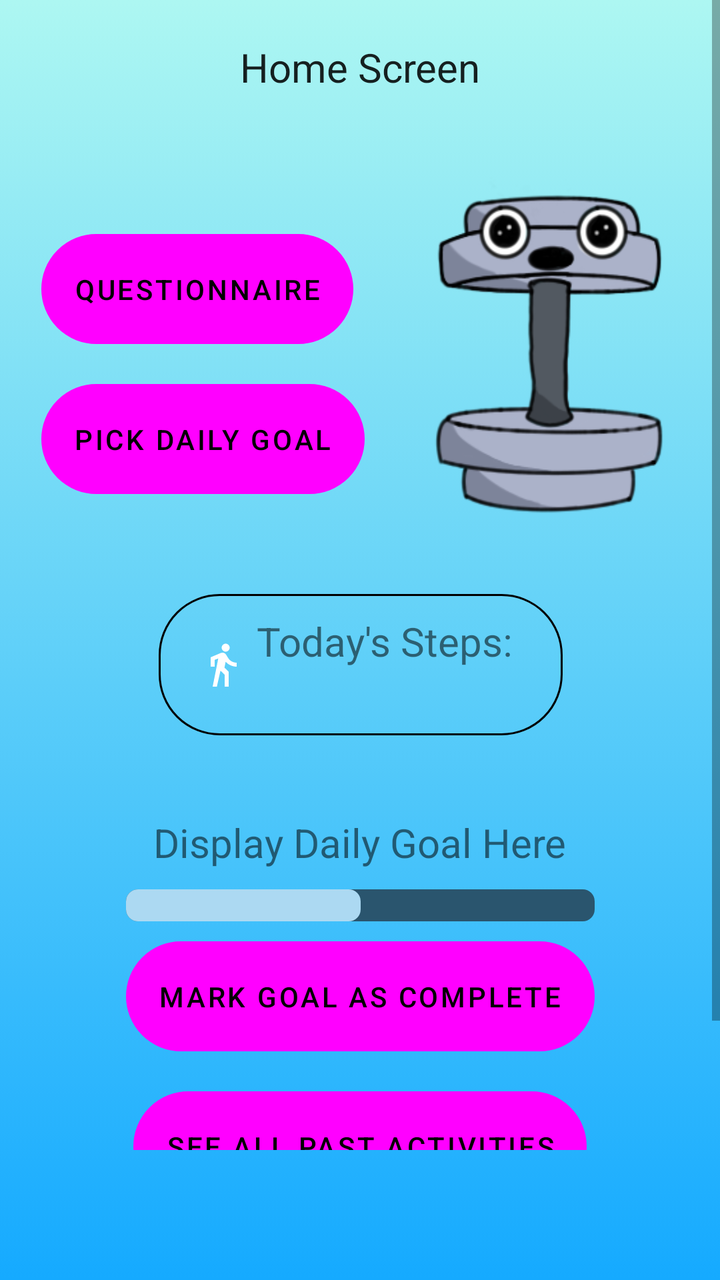
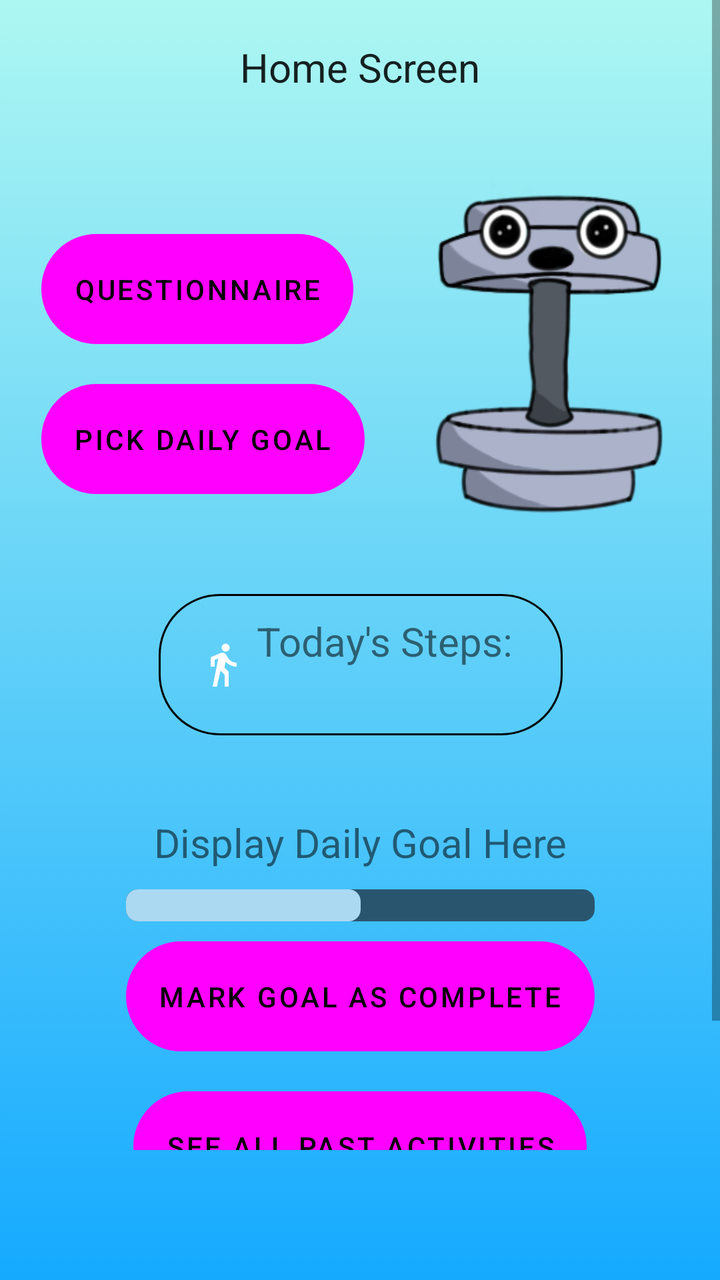

Before-and-after screenshots of an Android layout around one commit, followed by the original layout XML and the change that was made.
<!-- AndroidManifest.xml: application theme Theme.SELab23B02 -->
<!-- res/layout/fragment_home.xml -->
<?xml version="1.0" encoding="utf-8"?>
<androidx.constraintlayout.widget.ConstraintLayout xmlns:android="http://schemas.android.com/apk/res/android"
    xmlns:app="http://schemas.android.com/apk/res-auto"
    xmlns:tools="http://schemas.android.com/tools"
    android:layout_width="match_parent"
    android:layout_height="match_parent"
    tools:context=".HomeFragment"
    android:background="@drawable/blue_light_mode_background"
    android:id="@+id/homeFragment"
    >

    <ScrollView
        android:id="@+id/scrollViewHome"
        android:layout_width="match_parent"
        android:layout_height="match_parent"
        app:layout_constraintBottom_toBottomOf="parent"
        app:layout_constraintLeft_toLeftOf="parent"
        app:layout_constraintRight_toRightOf="parent"
        app:layout_constraintTop_toTopOf="parent"
        android:layout_marginBottom="65dp">

        <androidx.constraintlayout.widget.ConstraintLayout
            android:layout_width="match_parent"
            android:layout_height="match_parent">

            <TextView
                android:id="@+id/tvHomeTitle"
                android:layout_width="wrap_content"
                android:layout_height="wrap_content"
                android:layout_gravity="center"
                android:layout_marginTop="20dp"
                android:text="Home Screen"
                android:textSize="20sp"
                android:textAppearance="?android:attr/textAppearanceLarge"

                app:layout_constraintLeft_toLeftOf="parent"
                app:layout_constraintRight_toRightOf="parent"
                app:layout_constraintTop_toTopOf="parent" />

            <LinearLayout

                android:id="@+id/linearLayoutHomeUpper"
                android:layout_width="wrap_content"
                android:layout_height="wrap_content"
                android:layout_marginTop="20dp"
                android:divider="@drawable/divider_big"
                android:gravity="center"
                android:orientation="horizontal"
                android:showDividers="middle"
                app:layout_constraintLeft_toLeftOf="parent"
                app:layout_constraintRight_toRightOf="parent"
                app:layout_constraintTop_toBottomOf="@id/tvHomeTitle">

                <LinearLayout
                    android:id="@+id/linearLayoutHomeLittleBeing"
                    android:layout_width="wrap_content"
                    android:layout_height="wrap_content"
                    android:layout_gravity="center"
                    android:orientation="vertical"
                    app:layout_constraintLeft_toLeftOf="parent"
                    app:layout_constraintRight_toRightOf="parent"
                    app:layout_constraintTop_toBottomOf="@id/buttonLittleBeing">

                    <Button
                        android:id="@+id/btHomeQuestionnaire"
                        android:layout_width="wrap_content"
                        android:layout_height="wrap_content"
                        android:layout_marginTop="20dp"
                        android:onClick="QuestionnaireClicked"
                        android:text="Questionnaire"
                        android:paddingTop="12dp"
                        android:paddingBottom="12dp"
                        android:background="@drawable/step_count_border"
                        />

                    <Button
                        android:id="@+id/btHomeDailyGoal"
                        android:layout_width="wrap_content"
                        android:layout_height="wrap_content"
                        android:layout_marginTop="20dp"
                        android:onClick="PickDailyGoalClicked"
                        android:text="Pick Daily Goal"
                        android:paddingTop="12dp"
                        android:paddingBottom="12dp"
                        android:background="@drawable/step_count_border"/>
                </LinearLayout>

                <ImageButton
                    android:id="@+id/buttonLittleBeing"
                    android:layout_width="132dp"
                    android:layout_height="210dp"
                    android:background="@drawable/little_being" />
            </LinearLayout>

            <LinearLayout
                android:id="@+id/linearLayoutStepCount"
                android:layout_width="wrap_content"
                android:layout_height="wrap_content"
                android:orientation="horizontal"
                android:gravity="left"
                android:divider="@drawable/divider"
                android:showDividers="middle"
                android:layout_marginTop="20dp"
                android:background="@drawable/step_count_border"
                android:paddingRight="20dp"

                app:layout_constraintLeft_toLeftOf="@id/linearLayoutHomeDailyGoal"
                app:layout_constraintRight_toRightOf="@id/linearLayoutHomeDailyGoal"
                app:layout_constraintTop_toBottomOf="@id/linearLayoutHomeUpper">

                <ImageView
                    android:id="@+id/imageViewStepCount"
                    android:layout_width="wrap_content"
                    android:layout_height="wrap_content"
                    android:src="@drawable/baseline_directions_walk_24_dark_mode"
                    android:layout_gravity="center"/>

                <TextView
                    android:id="@+id/textViewStepCount"
                    android:layout_width="wrap_content"
                    android:layout_height="wrap_content"
                    android:text="Today's Steps: \n"
                    android:textSize="20sp"
                    />
            </LinearLayout>

            <LinearLayout
                android:id="@+id/linearLayoutHomeDailyGoal"
                android:layout_width="wrap_content"
                android:layout_height="wrap_content"
                android:layout_marginTop="40dp"
                android:divider="@drawable/divider"
                android:gravity="center"
                android:orientation="vertical"
                android:showDividers="middle"

                app:layout_constraintLeft_toLeftOf="parent"
                app:layout_constraintRight_toRightOf="parent"
                app:layout_constraintTop_toBottomOf="@+id/linearLayoutStepCount">



                <TextView
                    android:id="@+id/DailyGoalTxt"
                    android:layout_width="wrap_content"
                    android:layout_height="wrap_content"
                    android:text="Display Daily Goal Here"
                    android:textSize="20sp" />

                <ProgressBar
                    android:id="@+id/DailyGoalProgressBar"
                    style="?android:progressBarStyleHorizontal"
                    android:layout_width="match_parent"
                    android:layout_height="wrap_content"
                    android:indeterminate="false"
                    android:max="100"
                    android:progress="50"
                    android:progressDrawable="@drawable/progress_bar_background_light_mode_blue" />

                <Button
                    android:id="@+id/btHomeGoalComplete"
                    android:layout_width="wrap_content"
                    android:layout_height="wrap_content"
                    android:onClick="markGoalAsCompleteClicked"
                    android:text="Mark Goal as Complete"
                    android:paddingTop="12dp"
                    android:paddingBottom="12dp"
                    android:background="@drawable/step_count_border"
                    />

            </LinearLayout>


            <Button
                android:id="@+id/SeeAllPastActivitiesButton"
                android:layout_width="wrap_content"
                android:layout_height="wrap_content"
                android:layout_marginTop="20dp"
                android:onClick="seeAllPastActivitiesClicked"
                android:text="See all past activities"
                android:paddingTop="12dp"
                android:paddingBottom="12dp"
                android:background="@drawable/step_count_border"
                app:layout_constraintLeft_toLeftOf="parent"
                app:layout_constraintRight_toRightOf="parent"
                app:layout_constraintTop_toBottomOf="@+id/linearLayoutHomeDailyGoal" />

            <LinearLayout
                android:id="@+id/linearLayoutHomeRecentActivities"
                android:layout_width="match_parent"
                android:layout_height="wrap_content"
                android:orientation="vertical"
                android:gravity="center"
                android:paddingRight="20dp"
                android:paddingLeft="20dp"
                android:layout_marginTop="20dp"
                android:divider="@drawable/divider"
                android:showDividers="middle"

                app:layout_constraintTop_toBottomOf="@+id/SeeAllPastActivitiesButton"
                app:layout_constraintLeft_toLeftOf="parent"
                app:layout_constraintRight_toRightOf="parent"
                app:layout_constraintBottom_toBottomOf="parent">

                <TextView
                    android:id="@+id/tv_recent_interventions"
                    android:layout_width="wrap_content"
                    android:layout_height="wrap_content"
                    android:text="Your Recent Interventions"
                    android:textSize="20sp" />
            </LinearLayout>


        </androidx.constraintlayout.widget.ConstraintLayout>
    </ScrollView>

</androidx.constraintlayout.widget.ConstraintLayout>
<!-- resources referenced by this layout -->
<resources>
  <!-- drawable baseline_directions_walk_24_dark_mode (drawable) -->
  <vector android:autoMirrored="true" android:height="24dp"
      android:tint="#FFFFFF" android:viewportHeight="24"
      android:viewportWidth="24" android:width="24dp" xmlns:android="http://schemas.android.com/apk/res/android">
      <path android:fillColor="@android:color/white" android:pathData="M13.5,5.5c1.1,0 2,-0.9 2,-2s-0.9,-2 -2,-2 -2,0.9 -2,2 0.9,2 2,2zM9.8,8.9L7,23h2.1l1.8,-8 2.1,2v6h2v-7.5l-2.1,-2 0.6,-3C14.8,12 16.8,13 19,13v-2c-1.9,0 -3.5,-1 -4.3,-2.4l-1,-1.6c-0.4,-0.6 -1,-1 -1.7,-1 -0.3,0 -0.5,0.1 -0.8,0.1L6,8.3V13h2V9.6l1.8,-0.7"/>
  </vector>
  <!-- drawable blue_light_mode_background (drawable) -->
  <?xml version="1.0" encoding="utf-8"?>
  <selector xmlns:android="http://schemas.android.com/apk/res/android">
      <item>
          <shape>
              <gradient
                  android:type="linear"
                  android:startColor="#ADF7F2"
                  android:endColor="#15AAFF"
                  android:angle="270"
                  />
          </shape>
      </item>
  </selector>
  <!-- drawable divider (drawable) -->
  <?xml version="1.0" encoding="utf-8"?>
  <shape xmlns:android="http://schemas.android.com/apk/res/android">
      <size
          android:height="10dp"
          android:width="5dp"
          />
  </shape>
  <!-- drawable divider_big (drawable) -->
  <?xml version="1.0" encoding="utf-8"?>
  <shape xmlns:android="http://schemas.android.com/apk/res/android">
      <size
          android:height="0dp"
          android:width="25dp"
          />
  </shape>
  <!-- drawable little_being: png bitmap (drawable, 34207 bytes) -->
  <!-- drawable progress_bar_background_light_mode_blue (drawable) -->
  <?xml version="1.0" encoding="utf-8"?>
  <layer-list xmlns:android="http://schemas.android.com/apk/res/android">
      <item android:id="@android:id/background">
          <shape android:shape="rectangle">
              <corners android:radius="6dp"/>
              <solid android:color="#2a556e"/>
          </shape>
      </item>
  
      <item android:id="@+id/progress">
          <scale android:scaleWidth="100%">
              <shape android:shape="rectangle">
                  <corners android:radius="6dp"/>
                  <solid android:color="#acd9f2"/>
              </shape>
  
          </scale>
      </item>
  
  </layer-list>
  <!-- drawable step_count_border (drawable) -->
  <?xml version="1.0" encoding="UTF-8"?>
  <shape xmlns:android="http://schemas.android.com/apk/res/android" android:shape="rectangle">
      <corners android:radius="30dp"/>
      <padding android:left="20dp" android:right="10dp" android:top="10dp" android:bottom="10dp"/>
      <stroke android:width="1dp" android:color="@color/off_white"/>
  </shape>
  <style name="Theme.SELab23B02" parent="Theme.MaterialComponents.DayNight.DarkActionBar">
          
          <item name="colorPrimary">@color/off_white</item>
          <item name="colorPrimaryVariant">@color/accent_color</item>
          <item name="colorOnPrimary">@color/black</item>
          
          <item name="colorSecondary">@color/ap_gray</item>
          <item name="colorSecondaryVariant">@color/teal_700</item>
          <item name="colorOnSecondary">@color/black</item>
          <item name="titleTextColor">@color/black</item>
          
          <item name="android:statusBarColor">@color/off_white</item>
          
      </style>
  <color name="accent_color">#516395</color>
  <color name="black">#FF000000</color>
  <color name="teal_700">#FF018786</color>
</resources>

<!-- the commit's change to res/layout/fragment_home.xml (unified diff, before → after) -->
@@ -66,23 +66,24 @@
                         android:layout_width="wrap_content"
                         android:layout_height="wrap_content"
                         android:layout_marginTop="20dp"
+                        android:background="@drawable/step_count_border"
                         android:onClick="QuestionnaireClicked"
-                        android:text="Questionnaire"
                         android:paddingTop="12dp"
                         android:paddingBottom="12dp"
-                        android:background="@drawable/step_count_border"
-                        />
+                        android:text="Questionnaire"
+                        android:textAlignment="center" />
 
                     <Button
                         android:id="@+id/btHomeDailyGoal"
                         android:layout_width="wrap_content"
                         android:layout_height="wrap_content"
                         android:layout_marginTop="20dp"
+                        android:background="@drawable/step_count_border"
                         android:onClick="PickDailyGoalClicked"
-                        android:text="Pick Daily Goal"
                         android:paddingTop="12dp"
                         android:paddingBottom="12dp"
-                        android:background="@drawable/step_count_border"/>
+                        android:text="Pick Daily Goal"
+                        android:textAlignment="center" />
                 </LinearLayout>
 
                 <ImageButton
@@ -139,12 +140,12 @@
                 app:layout_constraintTop_toBottomOf="@+id/linearLayoutStepCount">
 
 
-
                 <TextView
                     android:id="@+id/DailyGoalTxt"
                     android:layout_width="wrap_content"
                     android:layout_height="wrap_content"
                     android:text="Display Daily Goal Here"
+                    android:textAlignment="center"
                     android:textSize="20sp" />
 
                 <ProgressBar
@@ -161,12 +162,12 @@
                     android:id="@+id/btHomeGoalComplete"
                     android:layout_width="wrap_content"
                     android:layout_height="wrap_content"
+                    android:background="@drawable/step_count_border"
                     android:onClick="markGoalAsCompleteClicked"
-                    android:text="Mark Goal as Complete"
                     android:paddingTop="12dp"
                     android:paddingBottom="12dp"
-                    android:background="@drawable/step_count_border"
-                    />
+                    android:text="Mark Goal as Complete"
+                    android:textAlignment="center" />
 
             </LinearLayout>
 
@@ -176,11 +177,12 @@
                 android:layout_width="wrap_content"
                 android:layout_height="wrap_content"
                 android:layout_marginTop="20dp"
+                android:background="@drawable/step_count_border"
                 android:onClick="seeAllPastActivitiesClicked"
-                android:text="See all past activities"
                 android:paddingTop="12dp"
                 android:paddingBottom="12dp"
-                android:background="@drawable/step_count_border"
+                android:text="See all past activities"
+                android:textAlignment="center"
                 app:layout_constraintLeft_toLeftOf="parent"
                 app:layout_constraintRight_toRightOf="parent"
                 app:layout_constraintTop_toBottomOf="@+id/linearLayoutHomeDailyGoal" />
